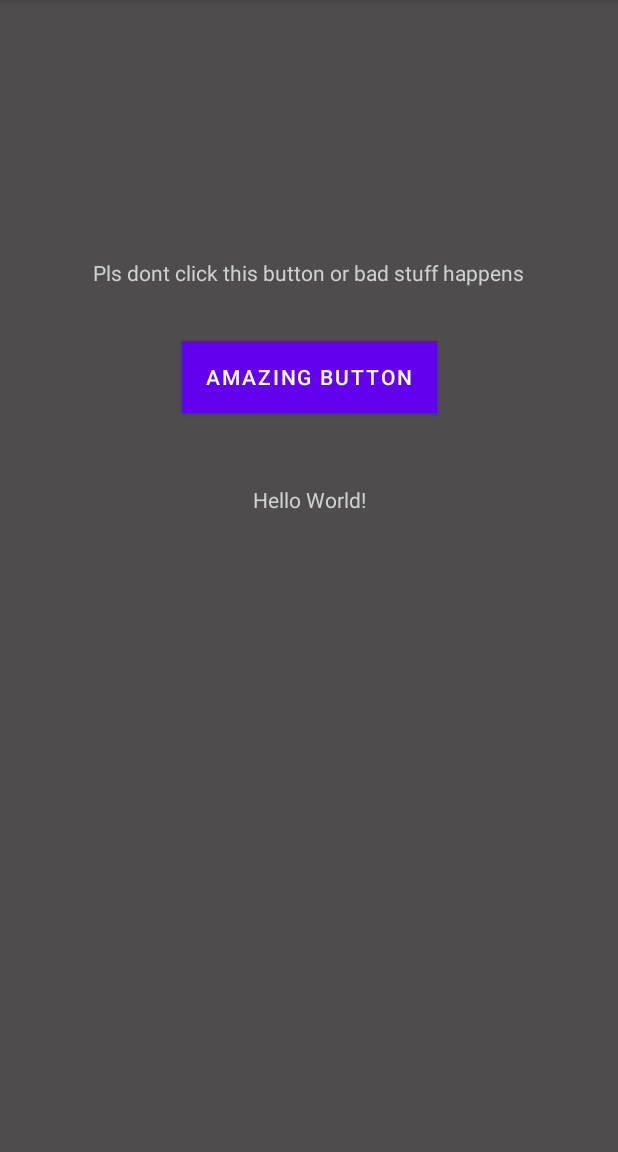
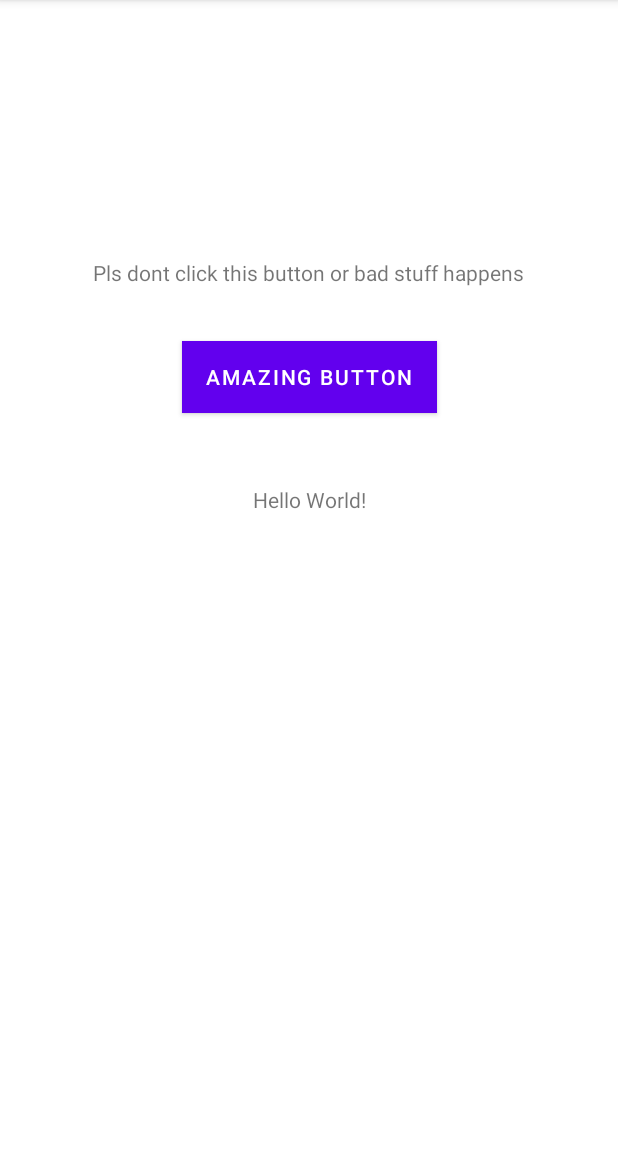
Before and after one commit to Martyn3z/MIPT1, an Android app: the screen it shows after launch (MainActivity), on a phone screen of 412 x 824 dp, the part 84-1236 px from its top. Run offline under Robolectric (Android 15) with nearby library versions, the phone set to English and light mode, and no system bars.

Commit message:
Dark mode removed

```diff
--- a/app/src/main/res/layout/activity_main.xml
+++ b/app/src/main/res/layout/activity_main.xml
@@ -4,7 +4,6 @@
     xmlns:tools="http://schemas.android.com/tools"
     android:layout_width="match_parent"
     android:layout_height="match_parent"
-    android:background="#4E4C4C"
     tools:context=".MainActivity">
 
     <TextView
@@ -12,7 +11,6 @@
         android:layout_width="wrap_content"
         android:layout_height="wrap_content"
         android:text="Hello World!"
-        android:textColor="#D1D1D1"
         app:layout_constraintBottom_toBottomOf="parent"
         app:layout_constraintLeft_toLeftOf="parent"
         app:layout_constraintRight_toRightOf="parent"
@@ -29,9 +27,9 @@
         android:backgroundTintMode="add"
         android:foregroundTint="#631010"
         android:foregroundTintMode="add"
-        android:onClick="onBtnChangeTextClick"
         android:text="Amazing button"
         app:iconTint="#972222"
+        android:onClick="onBtnChangeTextClick"
         app:layout_constraintBottom_toTopOf="@+id/textView2"
         app:layout_constraintEnd_toEndOf="parent"
         app:layout_constraintStart_toStartOf="parent" />
@@ -42,7 +40,6 @@
         android:layout_height="wrap_content"
         android:layout_marginBottom="36dp"
         android:text="Pls dont click this button or bad stuff happens"
-        android:textColor="#D1D1D1"
         app:layout_constraintBottom_toTopOf="@+id/button"
         app:layout_constraintEnd_toEndOf="parent"
         app:layout_constraintHorizontal_bias="0.496"
```
